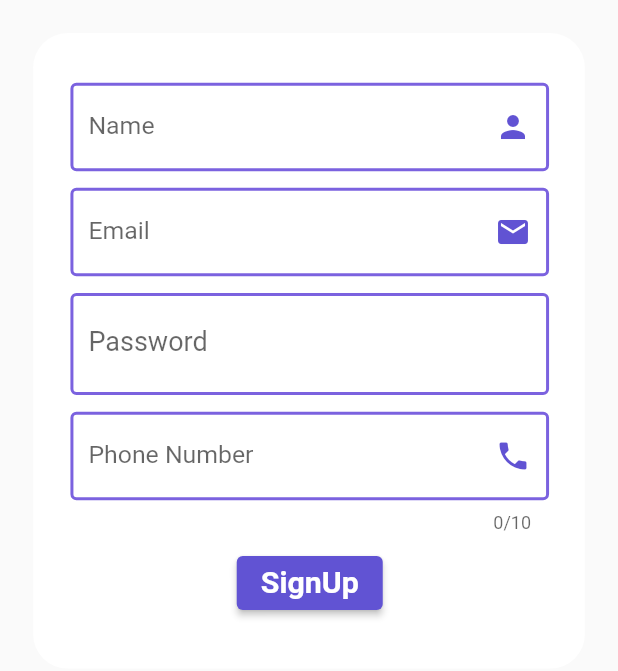
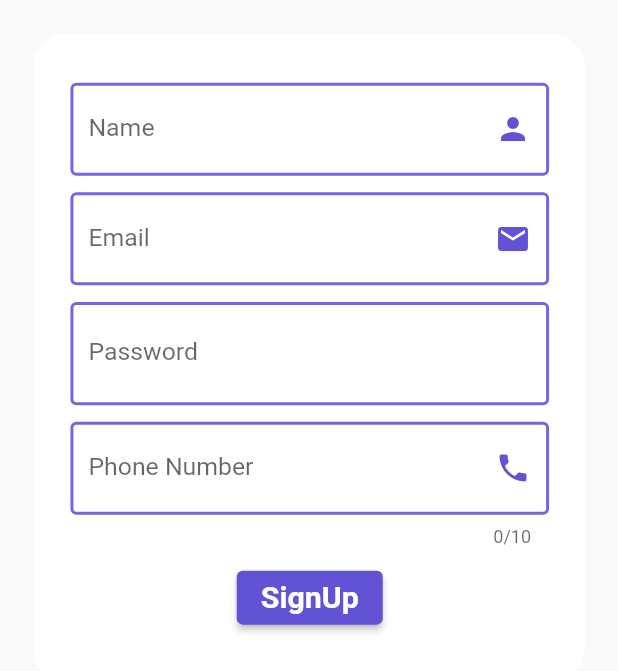
Before and after one commit to cloudyml/MainAppIOS, a Flutter app: the SignUpform widget shown alone on an empty page, opened directly, on a phone screen of 412 x 824 dp. Shown: the top 671 px of the screen. Run offline on Flutter 3.47's test engine with Material 2 defaults, Android fonts, the phone set to English and light mode, and no system bars; our stand-ins replace animated_splash_screen, animated_text_kit, auto_size_text, awesome_dialog, chewie, cloud_firestore and 26 more; missing offline and left inert: auto_orientation, flutter_vlc_player, razorpay_flutter, record, ribbon_widget, upi_plugin; accounts and stored records are empty; project files that could hold a hidden picture were left out.

Commit message:
Hinttext responsive in signupform

```diff
--- a/lib/authentication/SignUpForm.dart
+++ b/lib/authentication/SignUpForm.dart
@@ -117,13 +117,16 @@ class _SignUpformState extends State<SignUpform> {
               //inputFormatters: [FilteringTextInputFormatter(RegExp(r'[a-zA-Z]'), allow: true)],
               decoration: InputDecoration(
                   hintText: 'Enter Your Name',
+                  hintStyle: TextStyle(
+                    fontSize: 20 * min(horizontalScale, verticalScale),
+                  ),
                   labelText: 'Name',
                   floatingLabelStyle: TextStyle(
-                      fontSize: 18*min(horizontalScale, verticalScale),
+                      fontSize: 18 * min(horizontalScale, verticalScale),
                       fontWeight: FontWeight.w500,
                       color: HexColor('7B62DF')),
                   labelStyle: TextStyle(
-                    fontSize: 18*min(horizontalScale, verticalScale),
+                    fontSize: 18 * min(horizontalScale, verticalScale),
                   ),
                   focusedBorder: OutlineInputBorder(
                       borderSide:
@@ -152,13 +155,16 @@ class _SignUpformState extends State<SignUpform> {
               controller: email,
               decoration: InputDecoration(
                   hintText: 'Enter Your Email',
+                  hintStyle: TextStyle(
+                    fontSize: 20 * min(horizontalScale, verticalScale),
+                  ),
                   labelText: 'Email',
                   floatingLabelStyle: TextStyle(
-                      fontSize: 18*min(horizontalScale, verticalScale),
+                      fontSize: 18 * min(horizontalScale, verticalScale),
                       fontWeight: FontWeight.w500,
                       color: HexColor('7B62DF')),
                   labelStyle: TextStyle(
-                    fontSize: 18*min(horizontalScale, verticalScale),
+                    fontSize: 18 * min(horizontalScale, verticalScale),
                   ),
                   focusedBorder: OutlineInputBorder(
                       borderSide:
@@ -190,12 +196,17 @@ class _SignUpformState extends State<SignUpform> {
               controller: pass,
               decoration: InputDecoration(
                   hintText: 'Set Password',
+                  hintStyle: TextStyle(
+                    fontSize: 20 * min(horizontalScale, verticalScale),
+                  ),
+                  labelStyle: TextStyle(
+                    fontSize: 18 * min(horizontalScale, verticalScale),
+                  ),
                   labelText: 'Password',
                   floatingLabelStyle: TextStyle(
-                      fontSize: 18*min(horizontalScale, verticalScale),
+                      fontSize: 18 * min(horizontalScale, verticalScale),
                       fontWeight: FontWeight.w500,
                       color: HexColor('7B62DF')),
-                  labelStyle: TextStyle(fontSize: 18),
                   focusedBorder: OutlineInputBorder(
                       borderSide:
                           BorderSide(color: HexColor('7B62DF'), width: 2)),
@@ -229,13 +240,16 @@ class _SignUpformState extends State<SignUpform> {
               controller: mobile,
               decoration: InputDecoration(
                   hintText: 'Enter Your Number',
+                  hintStyle: TextStyle(
+                    fontSize: 20 * min(horizontalScale, verticalScale),
+                  ),
                   labelText: 'Phone Number',
                   floatingLabelStyle: TextStyle(
-                      fontSize: 18*min(horizontalScale, verticalScale),
+                      fontSize: 18 * min(horizontalScale, verticalScale),
                       fontWeight: FontWeight.w500,
                       color: HexColor('7B62DF')),
                   labelStyle: TextStyle(
-                    fontSize: 18*min(horizontalScale, verticalScale),
+                    fontSize: 18 * min(horizontalScale, verticalScale),
                   ),
                   focusedBorder: OutlineInputBorder(
                       borderSide:
--- a/lib/payments_history.dart
+++ b/lib/payments_history.dart
@@ -861,7 +861,7 @@ class _PaymentHistoryState extends State<PaymentHistory> {
               },
               child: Icon(
                 Icons.arrow_back_outlined,
-                size: 40,
+                size: 40* min(horizontalScale, verticalScale),
                 color: Colors.white,
               ),
             ),
```
